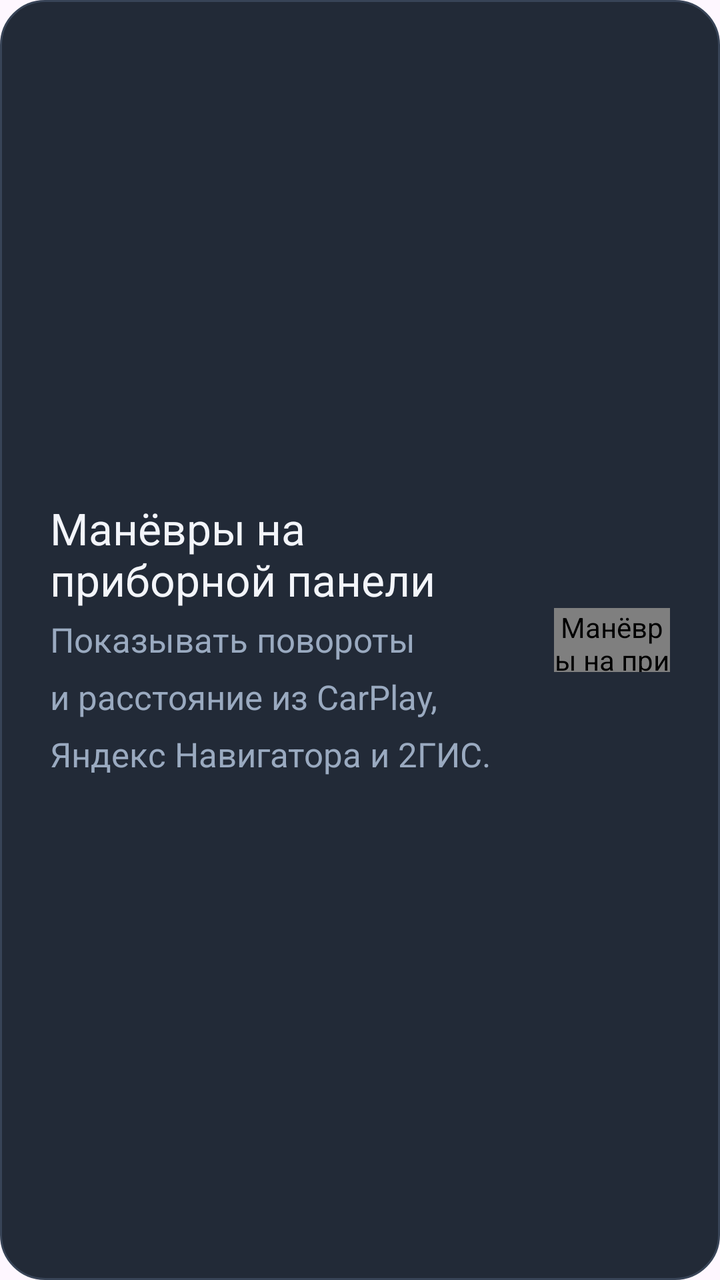
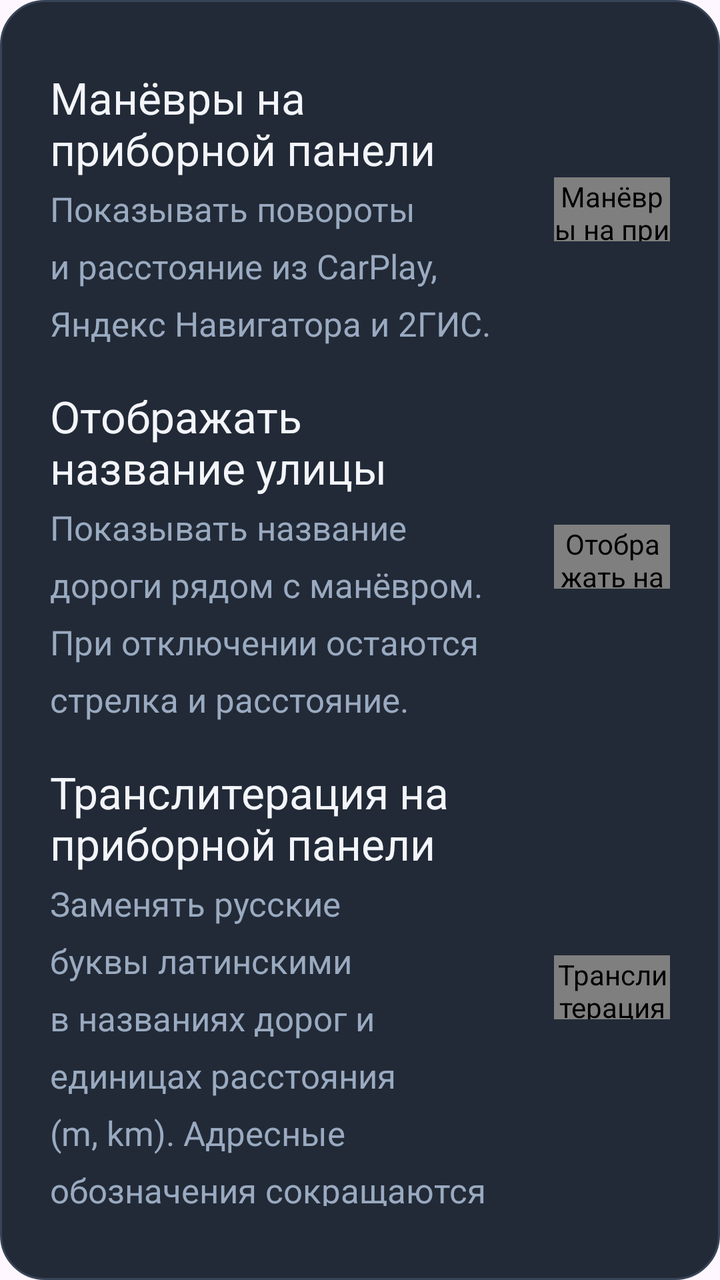

Compare the two renders of this Android layout. The source of the first and the diff that turns it into the second are given below.
<!-- AndroidManifest.xml: application theme Theme.RestoreMode -->
<!-- res/layout/settings_apps_cluster_navigation.xml -->
<?xml version="1.0" encoding="utf-8"?>
<LinearLayout
    xmlns:android="http://schemas.android.com/apk/res/android"
    android:layout_width="match_parent"
    android:layout_height="wrap_content"
    android:orientation="horizontal"
    android:gravity="center_vertical"
    android:background="@drawable/settings_card"
    android:padding="25dp">
    <LinearLayout
        android:layout_width="0dp"
        android:layout_height="wrap_content"
        android:layout_weight="1"
        android:orientation="vertical"
        android:paddingEnd="24dp">
        <TextView
            android:layout_width="match_parent"
            android:layout_height="wrap_content"
            android:text="Манёвры на приборной панели"
            android:textSize="22sp"
            android:textColor="#f3f5fa"
            android:includeFontPadding="false" />
        <TextView
            android:layout_width="match_parent"
            android:layout_height="wrap_content"
            android:layout_marginTop="7dp"
            android:text="Показывать повороты и расстояние из CarPlay, Яндекс Навигатора и 2ГИС."
            android:textSize="17sp"
            android:textColor="#9aaac0"
            android:includeFontPadding="false"
            android:lineSpacingMultiplier="1.45" />
    </LinearLayout>
    <ru.big.town.restoremode.settings.ui.controls.SettingsToggle
        android:id="@+id/switchClusterNavigation"
        android:layout_width="58dp"
        android:layout_height="32dp"
        android:contentDescription="Манёвры на приборной панели"
        android:thumb="@drawable/switch_thumb"
        android:track="@drawable/switch_track" />
</LinearLayout>
<!-- resources referenced by this layout -->
<resources>
  <!-- drawable settings_card (drawable) -->
  <shape xmlns:android="http://schemas.android.com/apk/res/android">
      <solid android:color="@color/settings_surface" />
      <stroke android:width="1dp" android:color="@color/settings_border" />
      <corners android:radius="@dimen/settings_card_radius" />
  </shape>
  <!-- drawable switch_thumb (drawable) -->
  <?xml version="1.0" encoding="utf-8"?>
  <selector xmlns:android="http://schemas.android.com/apk/res/android">
      <item android:state_checked="true">
          <shape android:shape="oval">
              <solid android:color="#2A84DE" />
              <size android:width="24dp" android:height="24dp" />
          </shape>
      </item>
      <item>
          <shape android:shape="oval">
              <solid android:color="#888888" />
              <size android:width="24dp" android:height="24dp" />
          </shape>
      </item>
  </selector>
  <!-- drawable switch_track (drawable) -->
  <?xml version="1.0" encoding="utf-8"?>
  <selector xmlns:android="http://schemas.android.com/apk/res/android">
      <item android:state_checked="true">
          <shape android:shape="rectangle">
              <solid android:color="#5AAAE8" />
              <corners android:radius="20dp" />
          </shape>
      </item>
      <item>
          <shape android:shape="rectangle">
              <solid android:color="#444444" />
              <corners android:radius="20dp" />
          </shape>
      </item>
  </selector>
  <style name="Theme.RestoreMode" parent="Base.Theme.RestoreMode" />
  <color name="settings_surface">#222A37</color>
  <color name="settings_border">#384457</color>
  <dimen name="settings_card_radius">22dp</dimen>
  <style name="Base.Theme.RestoreMode" parent="Theme.Material3.DayNight.NoActionBar">
          
          
      </style>
</resources>

<!-- the commit's change to res/layout/settings_apps_cluster_navigation.xml (unified diff, before → after) -->
@@ -3,38 +3,119 @@
     xmlns:android="http://schemas.android.com/apk/res/android"
     android:layout_width="match_parent"
     android:layout_height="wrap_content"
-    android:orientation="horizontal"
+    android:orientation="vertical"
     android:gravity="center_vertical"
     android:background="@drawable/settings_card"
     android:padding="25dp">
     <LinearLayout
-        android:layout_width="0dp"
+        android:layout_width="match_parent"
         android:layout_height="wrap_content"
-        android:layout_weight="1"
-        android:orientation="vertical"
-        android:paddingEnd="24dp">
-        <TextView
-            android:layout_width="match_parent"
+        android:orientation="horizontal"
+        android:gravity="center_vertical"
+        android:paddingVertical="12dp">
+        <LinearLayout
+            android:layout_width="0dp"
             android:layout_height="wrap_content"
-            android:text="Манёвры на приборной панели"
-            android:textSize="22sp"
-            android:textColor="#f3f5fa"
-            android:includeFontPadding="false" />
-        <TextView
-            android:layout_width="match_parent"
+            android:layout_weight="1"
+            android:orientation="vertical"
+            android:paddingEnd="24dp">
+            <TextView
+                android:layout_width="match_parent"
+                android:layout_height="wrap_content"
+                android:text="Манёвры на приборной панели"
+                android:textSize="22sp"
+                android:textColor="#f3f5fa"
+                android:includeFontPadding="false" />
+            <TextView
+                android:layout_width="match_parent"
+                android:layout_height="wrap_content"
+                android:layout_marginTop="7dp"
+                android:text="Показывать повороты и расстояние из CarPlay, Яндекс Навигатора и 2ГИС."
+                android:textSize="17sp"
+                android:textColor="#9aaac0"
+                android:includeFontPadding="false"
+                android:lineSpacingMultiplier="1.45" />
+        </LinearLayout>
+        <ru.big.town.restoremode.settings.ui.controls.SettingsToggle
+            android:id="@+id/switchClusterNavigation"
+            android:layout_width="58dp"
+            android:layout_height="32dp"
+            android:contentDescription="Манёвры на приборной панели"
+            android:thumb="@drawable/switch_thumb"
+            android:track="@drawable/switch_track" />
+    </LinearLayout>
+    <LinearLayout
+        android:layout_width="match_parent"
+        android:layout_height="wrap_content"
+        android:orientation="horizontal"
+        android:gravity="center_vertical"
+        android:paddingVertical="12dp">
+        <LinearLayout
+            android:layout_width="0dp"
             android:layout_height="wrap_content"
-            android:layout_marginTop="7dp"
-            android:text="Показывать повороты и расстояние из CarPlay, Яндекс Навигатора и 2ГИС."
-            android:textSize="17sp"
-            android:textColor="#9aaac0"
-            android:includeFontPadding="false"
-            android:lineSpacingMultiplier="1.45" />
+            android:layout_weight="1"
+            android:orientation="vertical"
+            android:paddingEnd="24dp">
+            <TextView
+                android:layout_width="match_parent"
+                android:layout_height="wrap_content"
+                android:text="Отображать название улицы"
+                android:textSize="22sp"
+                android:textColor="#f3f5fa"
+                android:includeFontPadding="false" />
+            <TextView
+                android:layout_width="match_parent"
+                android:layout_height="wrap_content"
+                android:layout_marginTop="7dp"
+                android:text="Показывать название дороги рядом с манёвром. При отключении остаются стрелка и расстояние."
+                android:textSize="17sp"
+                android:textColor="#9aaac0"
+                android:includeFontPadding="false"
+                android:lineSpacingMultiplier="1.45" />
+        </LinearLayout>
+        <ru.big.town.restoremode.settings.ui.controls.SettingsToggle
+            android:id="@+id/switchClusterNavigationShowStreet"
+            android:layout_width="58dp"
+            android:layout_height="32dp"
+            android:contentDescription="Отображать название улицы"
+            android:thumb="@drawable/switch_thumb"
+            android:track="@drawable/switch_track" />
     </LinearLayout>
-    <ru.big.town.restoremode.settings.ui.controls.SettingsToggle
-        android:id="@+id/switchClusterNavigation"
-        android:layout_width="58dp"
-        android:layout_height="32dp"
-        android:contentDescription="Манёвры на приборной панели"
-        android:thumb="@drawable/switch_thumb"
-        android:track="@drawable/switch_track" />
+    <LinearLayout
+        android:layout_width="match_parent"
+        android:layout_height="wrap_content"
+        android:orientation="horizontal"
+        android:gravity="center_vertical"
+        android:paddingVertical="12dp">
+        <LinearLayout
+            android:layout_width="0dp"
+            android:layout_height="wrap_content"
+            android:layout_weight="1"
+            android:orientation="vertical"
+            android:paddingEnd="24dp">
+            <TextView
+                android:layout_width="match_parent"
+                android:layout_height="wrap_content"
+                android:text="Транслитерация на приборной панели"
+                android:textSize="22sp"
+                android:textColor="#f3f5fa"
+                android:includeFontPadding="false" />
+            <TextView
+                android:layout_width="match_parent"
+                android:layout_height="wrap_content"
+                android:layout_marginTop="7dp"
+                android:text="Заменять русские буквы латинскими в названиях дорог и единицах расстояния (m, km). Адресные обозначения сокращаются автоматически."
+                android:textSize="17sp"
+                android:textColor="#9aaac0"
+                android:includeFontPadding="false"
+                android:lineSpacingMultiplier="1.45" />
+        </LinearLayout>
+        <ru.big.town.restoremode.settings.ui.controls.SettingsToggle
+            android:id="@+id/switchClusterNavigationTransliteration"
+            android:layout_width="58dp"
+            android:layout_height="32dp"
+            android:contentDescription="Транслитерация на приборной панели"
+            android:thumb="@drawable/switch_thumb"
+            android:track="@drawable/switch_track" />
+    </LinearLayout>
 </LinearLayout>
